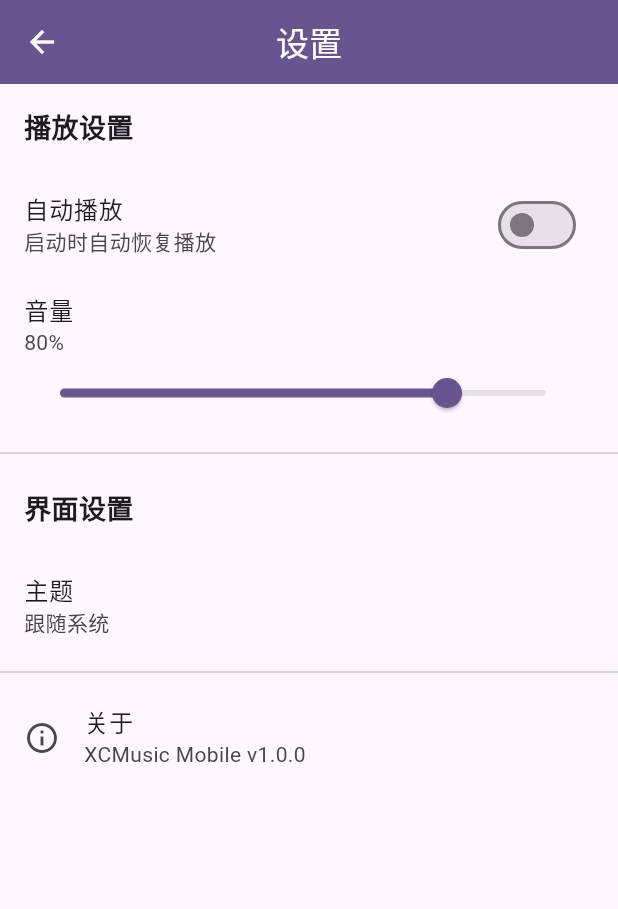
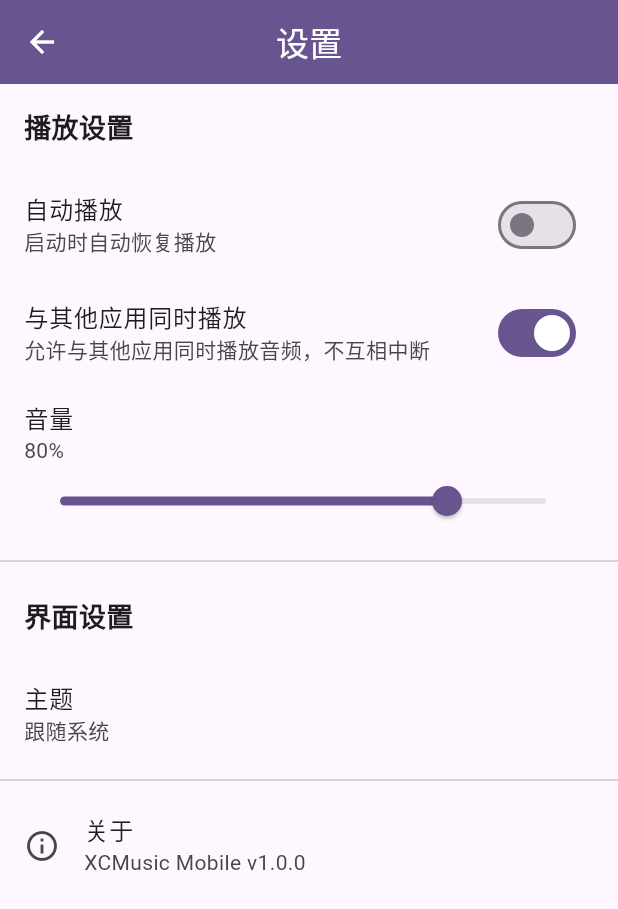
Before and after one commit to yiktllw/XCMusic-Mobile, a Flutter app: the screen it shows after launch, scrolled down 42 dp, after a tap on the "menu" icon, after a tap on "设置", on a phone screen of 412 x 824 dp. Shown: the top 909 px of the screen. Run offline on Flutter 3.47's test engine with Material 3 defaults, Android fonts, the phone set to English and light mode, and no system bars; our stand-ins replace audio_service, audioplayers, flutter_secure_storage, flutter_svg, just_audio, logger and 2 more; missing offline and left inert: netease_cloud_music_api.

Commit message:
feat: add audio interruption config

```diff
--- a/lib/pages/settings_page.dart
+++ b/lib/pages/settings_page.dart
@@ -5,6 +5,7 @@ import 'package:shared_preferences/shared_preferences.dart';
 import 'package:provider/provider.dart';
 import 'package:xcmusic_mobile/utils/app_logger.dart';
 import '../services/theme_service.dart';
+import '../services/player_service.dart';
 import '../utils/top_banner.dart';
 
 class SettingsPage extends StatefulWidget {
@@ -17,6 +18,7 @@ class SettingsPage extends StatefulWidget {
 class _SettingsPageState extends State<SettingsPage> {
   bool _autoPlay = false;
   double _volume = 0.8;
+  bool _allowInterruption = true; // 是否允许与其他应用同时播放音频
 
   @override
   void initState() {
@@ -34,9 +36,10 @@ class _SettingsPageState extends State<SettingsPage> {
         setState(() {
           _autoPlay = prefs.getBool('auto_play') ?? false;
           _volume = prefs.getDouble('volume') ?? 0.8;
+          _allowInterruption = prefs.getBool('allow_interruption') ?? true;
         });
 
-        AppLogger.info('设置已加载: auto_play=$_autoPlay, volume=$_volume');
+        AppLogger.info('设置已加载: auto_play=$_autoPlay, volume=$_volume, allow_interruption=$_allowInterruption');
         return; // 成功加载，退出重试循环
       } catch (e) {
         retryCount++;
@@ -50,6 +53,7 @@ class _SettingsPageState extends State<SettingsPage> {
           setState(() {
             _autoPlay = false;
             _volume = 0.8;
+            _allowInterruption = true;
           });
         }
       }
@@ -65,8 +69,9 @@ class _SettingsPageState extends State<SettingsPage> {
         final prefs = await SharedPreferences.getInstance();
         await prefs.setBool('auto_play', _autoPlay);
         await prefs.setDouble('volume', _volume);
+        await prefs.setBool('allow_interruption', _allowInterruption);
 
-        AppLogger.info('设置已保存: auto_play=$_autoPlay, volume=$_volume');
+        AppLogger.info('设置已保存: auto_play=$_autoPlay, volume=$_volume, allow_interruption=$_allowInterruption');
 
         if (mounted) {
           TopBanner.showSuccess(
@@ -123,6 +128,26 @@ class _SettingsPageState extends State<SettingsPage> {
                 _autoPlay = value;
               });
               _saveSettings();
+            },
+          ),
+          SwitchListTile(
+            title: const Text('与其他应用同时播放'),
+            subtitle: const Text('允许与其他应用同时播放音频，不互相中断'),
+            value: _allowInterruption,
+            onChanged: (bool value) async {
+              setState(() {
+                _allowInterruption = value;
+              });
+              await _saveSettings();
+
+              // 立即更新音频焦点设置
+              try {
+                final playerService = Provider.of<PlayerService>(context, listen: false);
+                await playerService.updateAudioFocusSettings();
+                AppLogger.info('音频焦点设置已更新');
+              } catch (e) {
+                AppLogger.error('更新音频焦点设置失败', e);
+              }
             },
           ),
           ListTile(
--- a/lib/services/player_service.dart
+++ b/lib/services/player_service.dart
@@ -66,20 +66,8 @@ class PlayerService extends ChangeNotifier {
 
   /// 初始化播放器
   void _initializePlayer() {
-    // 配置音频播放器模式为媒体
-    _audioPlayer.setAudioContext(AudioContext(
-      iOS: AudioContextIOS(
-        category: AVAudioSessionCategory.playback,
-        // playback 类别不需要设置任何特殊选项
-      ),
-      android: AudioContextAndroid(
-        isSpeakerphoneOn: true,
-        stayAwake: true,
-        contentType: AndroidContentType.music,
-        usageType: AndroidUsageType.media,
-        audioFocus: AndroidAudioFocus.gain,
-      ),
-    ));
+    // 初始化音频上下文
+    _updateAudioContext();
 
     // 监听播放状态变化
     _audioPlayer.onPlayerStateChanged.listen((state) async {
@@ -205,6 +193,46 @@ class PlayerService extends ChangeNotifier {
     _mediaSessionUpdateTimer?.cancel();
     _mediaSessionUpdateTimer = null;
     _lastUpdateTrackId = null; // 重置跟踪变量
+  }
+
+  /// 更新音频上下文配置
+  Future<void> _updateAudioContext() async {
+    // 读取设置
+    final prefs = await SharedPreferences.getInstance();
+    final allowInterruption = prefs.getBool('allow_interruption') ?? true;
+
+    AppLogger.info('🔊 开始更新音频上下文 - 允许与其他应用同时播放: $allowInterruption');
+
+    // 根据设置选择合适的音频焦点策略
+    final audioFocus = allowInterruption
+        ? AndroidAudioFocus.none                   // 不请求音频焦点，允许同时播放
+        : AndroidAudioFocus.gain;                  // 请求独占音频焦点
+
+    AppLogger.info('🔊 选择的音频焦点策略: ${audioFocus.toString()}');
+
+    // 配置音频播放器模式为媒体
+    _audioPlayer.setAudioContext(AudioContext(
+      iOS: AudioContextIOS(
+        category: AVAudioSessionCategory.playback,
+        options: allowInterruption
+            ? {AVAudioSessionOptions.mixWithOthers}  // iOS允许混音
+            : {},
+      ),
+      android: AudioContextAndroid(
+        isSpeakerphoneOn: true,
+        stayAwake: true,
+        contentType: AndroidContentType.music,
+        usageType: AndroidUsageType.media,
+        audioFocus: audioFocus,
+      ),
+    ));
+
+    AppLogger.info('🔊 音频上下文已更新: allowInterruption=$allowInterruption, audioFocus=$audioFocus');
+  }
+
+  /// 公开方法：更新音频焦点设置
+  Future<void> updateAudioFocusSettings() async {
+    await _updateAudioContext();
   }
 
   /// 加载用户设置
@@ -535,6 +563,9 @@ class PlayerService extends ChangeNotifier {
       _playerState = PlaybackState.buffering;
       notifyListeners();
 
+      // 确保音频上下文在播放前正确设置
+      await _updateAudioContext();
+
       // 立即更新MediaSession歌曲信息（在开始播放前）
       AudioPlayerHandler.instance.updateCurrentMediaItem(currentTrack!);
       AudioPlayerHandler.instance.updatePlaylist(_playlist, _currentIndex);
@@ -642,6 +673,9 @@ class PlayerService extends ChangeNotifier {
   /// 播放
   Future<void> play() async {
     // 播放方法被调用
+
+    // 确保音频上下文在每次播放时都正确设置
+    await _updateAudioContext();
 
     if (currentTrack != null) {
       if (_playerState == PlaybackState.stopped) {
```
